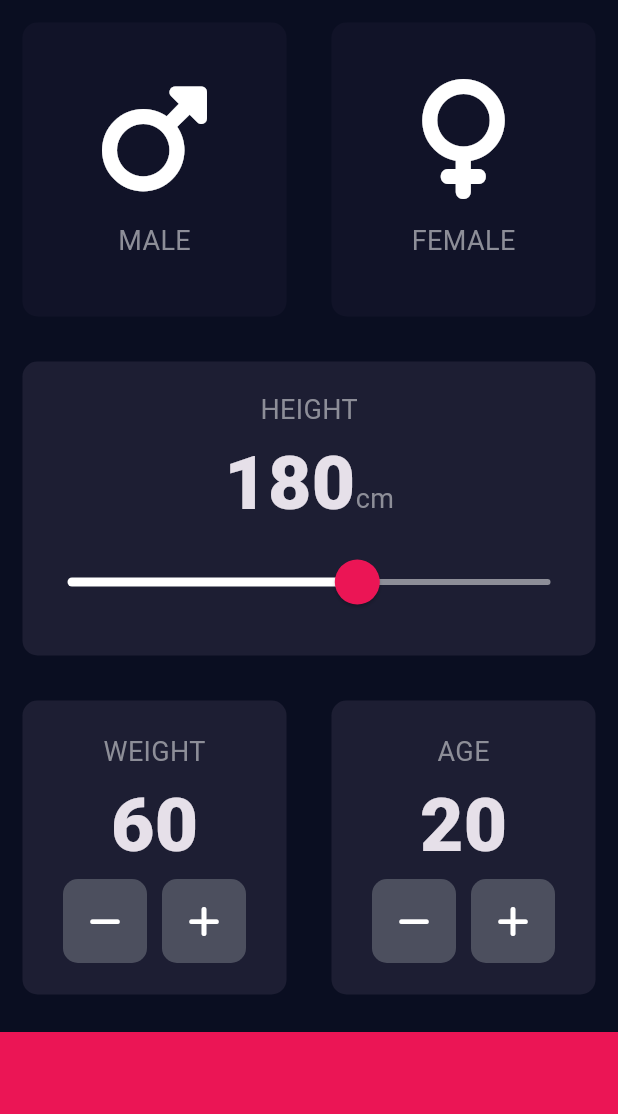
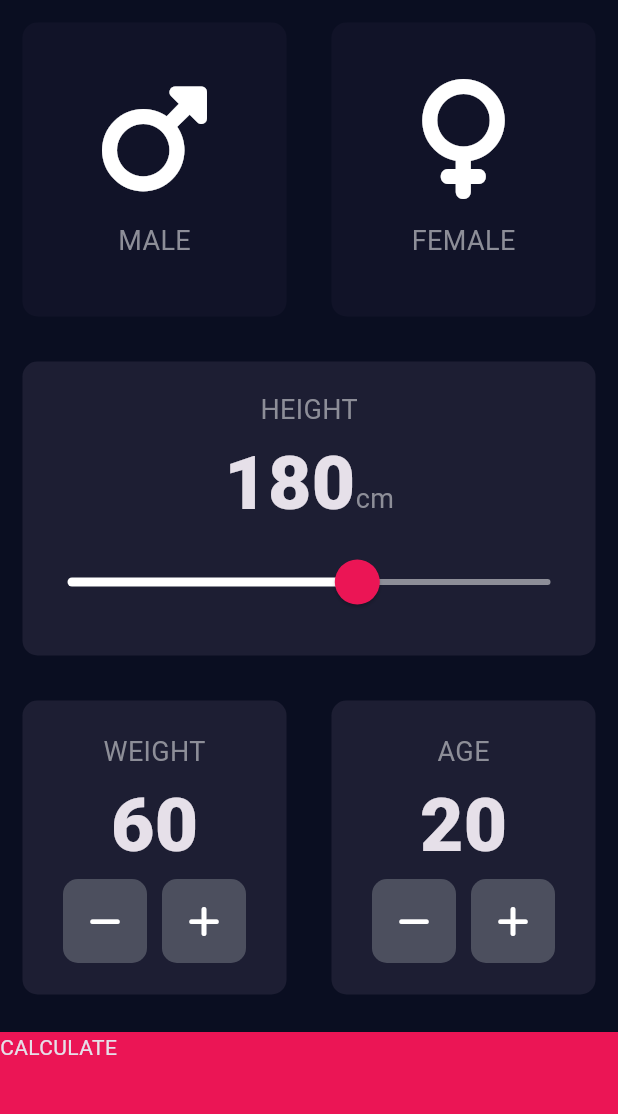
Before and after one commit to EdiBulb/bmi_calculator_flutter, a Flutter app: the screen it shows after launch, on a phone screen of 412 x 824 dp, the part 84-1198 px from its top. Run offline on Flutter 3.47's test engine with Material 3 defaults, Android fonts, the phone set to English and light mode, and no system bars; our stand-ins replace font_awesome_flutter.

```diff
--- a/lib/input_page.dart
+++ b/lib/input_page.dart
@@ -1,3 +1,4 @@
+import 'package:bmi_calculator_flutter/results_page.dart';
 import 'package:flutter/material.dart';
 import 'package:font_awesome_flutter/font_awesome_flutter.dart'; // 패키지 import
 import 'constants.dart';
@@ -238,11 +239,17 @@ class _InputPageState extends State<InputPage> {
               ],
             ),
           ),
-          Container(
-            color: kBottomContainerColour,
-            margin: EdgeInsets.only(top: 10.0), // only top margin.
-            width: double.infinity,
-            height: kBottomContainerHeight,
+          GestureDetector(
+            onTap: () {
+              Navigator.push(context, MaterialPageRoute(builder: (context)=>ResultsPage()));
+            },
+            child: Container(
+              child: Text('CALCULATE'),
+              color: kBottomContainerColour,
+              margin: EdgeInsets.only(top: 10.0), // only top margin.
+              width: double.infinity,
+              height: kBottomContainerHeight,
+            ),
           )
         ],
       ),
```
Also changed, not shown: lib/results_page.dart (added, +14 -0 lines).
